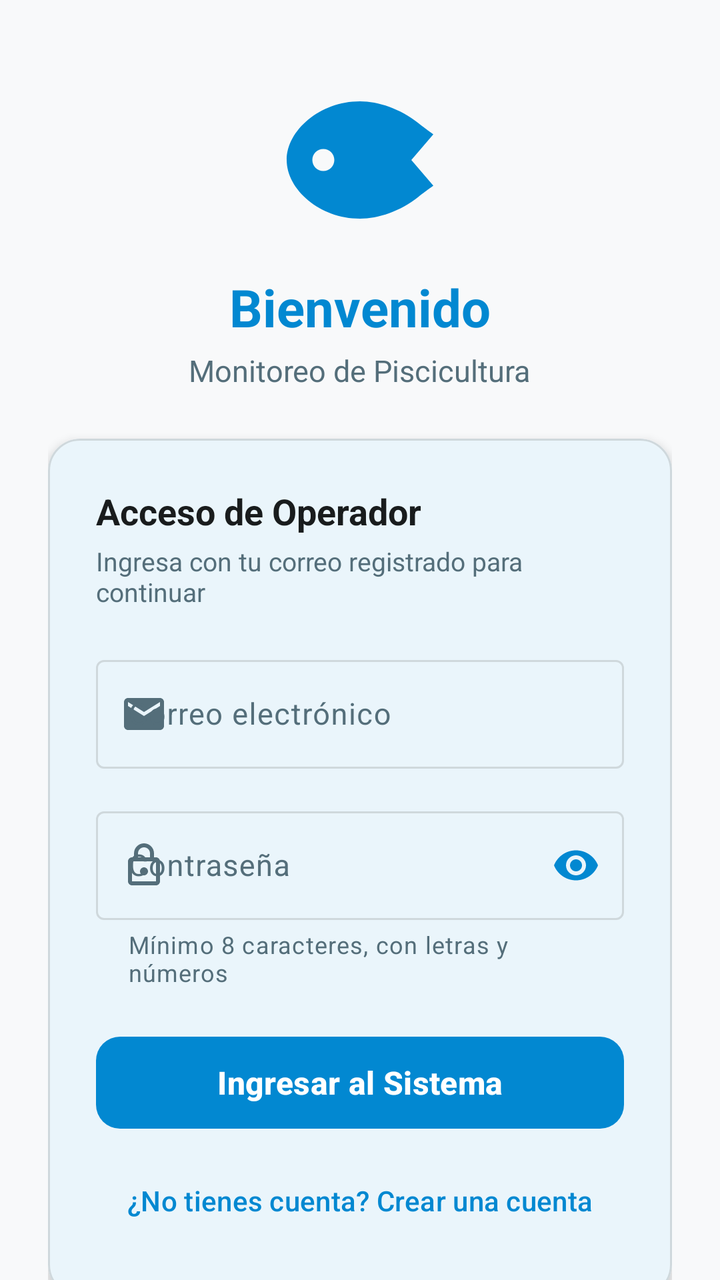
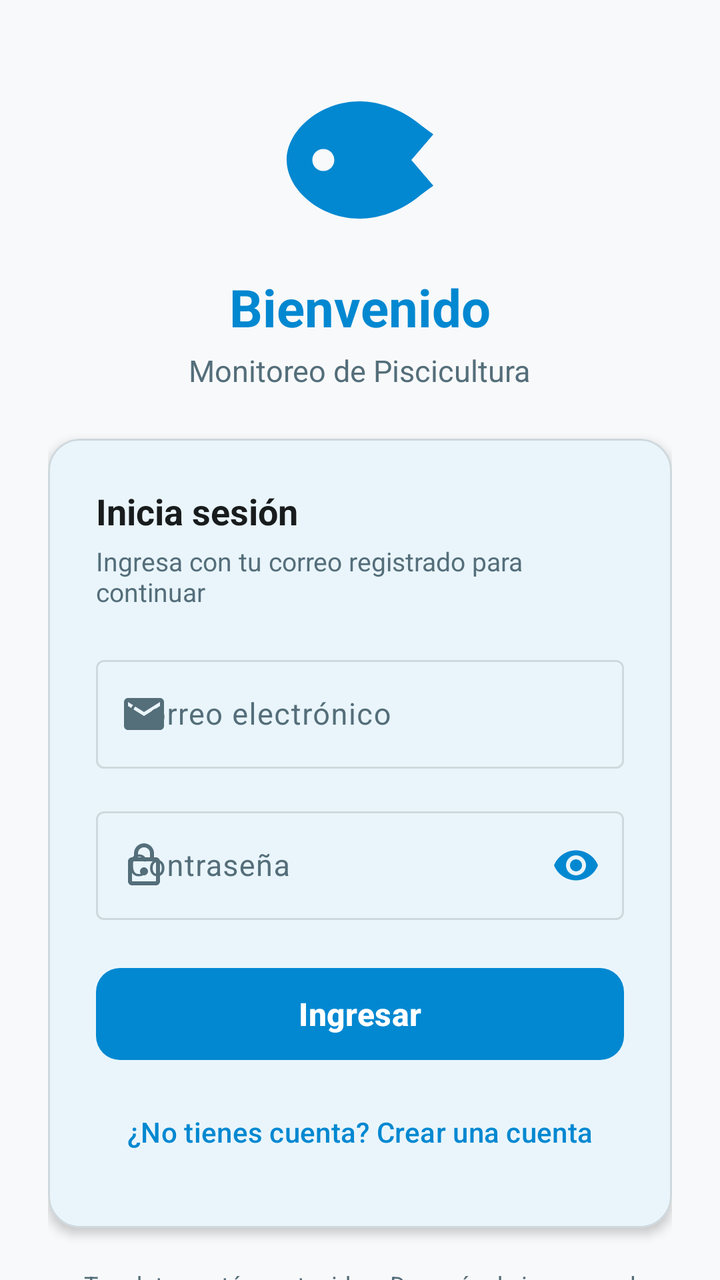

An Android layout rendered at two revisions. The XML below is the earlier revision; the diff shows what the commit changed to produce the second picture.
<!-- AndroidManifest.xml: activity theme Theme.Piscicultura -->
<!-- res/layout/activity_login.xml -->
<?xml version="1.0" encoding="utf-8"?>
<androidx.core.widget.NestedScrollView
    xmlns:android="http://schemas.android.com/apk/res/android"
    xmlns:app="http://schemas.android.com/apk/res-auto"
    xmlns:tools="http://schemas.android.com/tools"
    android:layout_width="match_parent"
    android:layout_height="match_parent"
    android:background="?android:attr/colorBackground"
    android:fillViewport="true">

    <LinearLayout
        android:layout_width="match_parent"
        android:layout_height="wrap_content"
        android:orientation="vertical"
        android:gravity="center_horizontal"
        android:paddingHorizontal="24dp"
        android:paddingTop="36dp"
        android:paddingBottom="24dp">

        
        <ImageView
            android:id="@+id/imgLogo"
            android:layout_width="88dp"
            android:layout_height="88dp"
            android:contentDescription="@string/login_welcome_subtitle"
            android:src="@drawable/ic_fish"
            app:tint="?attr/colorPrimary" />

        
        <TextView
            android:id="@+id/tvTitle"
            android:layout_width="wrap_content"
            android:layout_height="wrap_content"
            android:layout_marginTop="12dp"
            android:text="@string/login_welcome_title"
            android:textColor="?attr/colorPrimary"
            android:textSize="26sp"
            android:textStyle="bold" />

        <TextView
            android:id="@+id/tvSubtitle"
            android:layout_width="wrap_content"
            android:layout_height="wrap_content"
            android:layout_marginTop="4dp"
            android:text="@string/login_welcome_subtitle"
            android:textColor="?attr/colorOnSurfaceVariant"
            android:textSize="15sp" />

        
        <com.google.android.material.card.MaterialCardView
            android:id="@+id/cardLogin"
            android:layout_width="match_parent"
            android:layout_height="wrap_content"
            android:layout_marginTop="24dp"
            app:cardBackgroundColor="?attr/colorSurface"
            app:cardCornerRadius="16dp"
            app:cardElevation="3dp"
            app:strokeColor="?attr/colorOutline"
            app:strokeWidth="1dp">

            <LinearLayout
                android:layout_width="match_parent"
                android:layout_height="wrap_content"
                android:orientation="vertical"
                android:padding="24dp">

                <TextView
                    android:layout_width="wrap_content"
                    android:layout_height="wrap_content"
                    android:text="@string/login_form_title"
                    android:textColor="?attr/colorOnSurface"
                    android:textSize="18sp"
                    android:textStyle="bold" />

                <TextView
                    android:layout_width="wrap_content"
                    android:layout_height="wrap_content"
                    android:layout_marginTop="4dp"
                    android:layout_marginBottom="20dp"
                    android:text="@string/login_form_subtitle"
                    android:textColor="?attr/colorOnSurfaceVariant"
                    android:textSize="13sp" />

                
                <com.google.android.material.textfield.TextInputLayout
                    android:id="@+id/tilEmail"
                    style="@style/Widget.Material3.TextInputLayout.OutlinedBox"
                    android:layout_width="match_parent"
                    android:layout_height="wrap_content"
                    android:layout_marginBottom="16dp"
                    android:hint="@string/login_email_hint"
                    app:startIconDrawable="@drawable/ic_email"
                    app:startIconTint="?attr/colorOnSurfaceVariant">

                    <com.google.android.material.textfield.TextInputEditText
                        android:id="@+id/etEmail"
                        android:layout_width="match_parent"
                        android:layout_height="wrap_content"
                        android:minHeight="48dp"
                        android:inputType="textEmailAddress"
                        android:textColor="?attr/colorOnSurface"
                        android:textSize="15sp" />
                </com.google.android.material.textfield.TextInputLayout>

                
                <com.google.android.material.textfield.TextInputLayout
                    android:id="@+id/tilPassword"
                    style="@style/Widget.Material3.TextInputLayout.OutlinedBox"
                    android:layout_width="match_parent"
                    android:layout_height="wrap_content"
                    android:layout_marginBottom="20dp"
                    android:hint="@string/login_password_hint"
                    app:helperText="@string/login_password_helper"
                    app:helperTextEnabled="true"
                    app:helperTextTextColor="?attr/colorOnSurfaceVariant"
                    app:passwordToggleEnabled="true"
                    app:passwordToggleTint="?attr/colorPrimary"
                    app:startIconDrawable="@drawable/ic_lock"
                    app:startIconTint="?attr/colorOnSurfaceVariant">

                    <com.google.android.material.textfield.TextInputEditText
                        android:id="@+id/etPassword"
                        android:layout_width="match_parent"
                        android:layout_height="wrap_content"
                        android:minHeight="48dp"
                        android:inputType="textPassword"
                        android:textColor="?attr/colorOnSurface"
                        android:textSize="15sp" />
                </com.google.android.material.textfield.TextInputLayout>

                
                <ProgressBar
                    android:id="@+id/progressBarLogin"
                    android:layout_width="36dp"
                    android:layout_height="36dp"
                    android:layout_gravity="center_horizontal"
                    android:layout_marginBottom="12dp"
                    android:indeterminateTint="?attr/colorPrimary"
                    android:visibility="gone" />

                
                <com.google.android.material.button.MaterialButton
                    android:id="@+id/btnLogin"
                    android:layout_width="match_parent"
                    android:layout_height="54dp"
                    android:text="@string/login_btn_enter"
                    android:textSize="16sp"
                    android:textStyle="bold"
                    app:cornerRadius="12dp" />

                
                <com.google.android.material.button.MaterialButton
                    android:id="@+id/btnGoRegister"
                    style="@style/Widget.Material3.Button.TextButton"
                    android:layout_width="match_parent"
                    android:layout_height="48dp"
                    android:layout_marginTop="8dp"
                    android:text="@string/login_btn_go_register"
                    android:textColor="?attr/colorPrimary"
                    android:textSize="14sp" />

            </LinearLayout>
        </com.google.android.material.card.MaterialCardView>

        
        <TextView
            android:id="@+id/tvDemoCreds"
            android:layout_width="match_parent"
            android:layout_height="wrap_content"
            android:layout_marginTop="20dp"
            android:gravity="center"
            android:text="@string/login_footer_note"
            android:textColor="?attr/colorOnSurfaceVariant"
            android:textSize="12sp"
            android:lineSpacingExtra="2dp" />

    </LinearLayout>
</androidx.core.widget.NestedScrollView>
<!-- resources referenced by this layout -->
<resources>
  <!-- drawable ic_email (drawable) -->
  <vector xmlns:android="http://schemas.android.com/apk/res/android"
      android:width="24dp"
      android:height="24dp"
      android:viewportWidth="24"
      android:viewportHeight="24">
      <path
          android:fillColor="?attr/colorOnSurfaceVariant"
          android:pathData="M20,4H4C2.9,4 2.01,4.9 2.01,6L2,18C2,19.1 2.9,20 4,20H20C21.1,20 22,19.1 22,18V6C22,4.9 21.1,4 20,4ZM20,8L12,13L4,8V6L12,11L20,6V8Z" />
  </vector>
  <string name="login_btn_enter">Ingresar al Sistema</string>
  <string name="login_btn_go_register">¿No tienes cuenta? Crear una cuenta</string>
  <string name="login_email_hint">Correo electrónico</string>
  <string name="login_footer_note">Sesión segura con Firebase. Una vez ingresado, el monitoreo funciona sin necesidad de Internet.</string>
  <string name="login_form_subtitle">Ingresa con tu correo registrado para continuar</string>
  <string name="login_form_title">Acceso de Operador</string>
  <string name="login_password_helper">Mínimo 8 caracteres, con letras y números</string>
  <string name="login_password_hint">Contraseña</string>
  <string name="login_welcome_subtitle">Monitoreo de Piscicultura</string>
  <string name="login_welcome_title">Bienvenido</string>
  <style name="Theme.Piscicultura" parent="Theme.Material3.DayNight.NoActionBar">
          <item name="colorPrimary">@color/md_theme_primary</item>
          <item name="colorOnPrimary">@color/md_theme_onPrimary</item>
          <item name="colorPrimaryContainer">@color/md_theme_primaryContainer</item>
          <item name="colorOnPrimaryContainer">@color/md_theme_onPrimaryContainer</item>
          <item name="colorSecondary">@color/md_theme_secondary</item>
          <item name="colorOnSecondary">@color/md_theme_onSecondary</item>
          <item name="colorSecondaryContainer">@color/md_theme_secondaryContainer</item>
          <item name="colorOnSecondaryContainer">@color/md_theme_onSecondaryContainer</item>
          <item name="android:colorBackground">@color/md_theme_background</item>
          <item name="colorOnBackground">@color/md_theme_onBackground</item>
          <item name="colorSurface">@color/md_theme_surface</item>
          <item name="colorOnSurface">@color/md_theme_onSurface</item>
          <item name="colorSurfaceVariant">@color/md_theme_surfaceVariant</item>
          <item name="colorOnSurfaceVariant">@color/md_theme_onSurfaceVariant</item>
          <item name="colorOutline">@color/md_theme_outline</item>
          <item name="colorError">@color/status_alert</item>
          <item name="colorOnError">@color/white</item>
          <item name="android:statusBarColor">@color/md_theme_background</item>
          <item name="android:navigationBarColor">@color/md_theme_background</item>
      </style>
  <color name="md_theme_primary">#0288D1</color>
  <color name="md_theme_onPrimary">#FFFFFF</color>
  <color name="md_theme_primaryContainer">#E1F5FE</color>
  <color name="md_theme_onPrimaryContainer">#001F2A</color>
  <color name="md_theme_secondary">#4A6267</color>
  <color name="md_theme_onSecondary">#FFFFFF</color>
  <color name="md_theme_secondaryContainer">#CEE7EC</color>
  <color name="md_theme_onSecondaryContainer">#051F23</color>
  <color name="md_theme_background">#F8F9FA</color>
  <color name="md_theme_onBackground">#191C1D</color>
  <color name="md_theme_surface">#FFFFFF</color>
  <color name="md_theme_onSurface">#191C1D</color>
  <color name="md_theme_surfaceVariant">#EBF2F7</color>
  <color name="md_theme_onSurfaceVariant">#546E7A</color>
  <color name="md_theme_outline">#CFD8DC</color>
  <color name="status_alert">#D32F2F</color>
  <color name="white">#FFFFFF</color>
  <!-- unchanged entries left out for length: 2 -->
</resources>

<!-- the commit's change to res/layout/activity_login.xml (unified diff, before → after) -->
@@ -110,9 +110,6 @@
                     android:layout_height="wrap_content"
                     android:layout_marginBottom="20dp"
                     android:hint="@string/login_password_hint"
-                    app:helperText="@string/login_password_helper"
-                    app:helperTextEnabled="true"
-                    app:helperTextTextColor="?attr/colorOnSurfaceVariant"
                     app:passwordToggleEnabled="true"
                     app:passwordToggleTint="?attr/colorPrimary"
                     app:startIconDrawable="@drawable/ic_lock"
<!-- resource entries referenced after the edit -->
@@ -10,13 +10,12 @@
           android:fillColor="?attr/colorOnSurfaceVariant"
           android:pathData="M20,4H4C2.9,4 2.01,4.9 2.01,6L2,18C2,19.1 2.9,20 4,20H20C21.1,20 22,19.1 22,18V6C22,4.9 21.1,4 20,4ZM20,8L12,13L4,8V6L12,11L20,6V8Z" />
   </vector>
-  <string name="login_btn_enter">Ingresar al Sistema</string>
+  <string name="login_btn_enter">Ingresar</string>
   <string name="login_btn_go_register">¿No tienes cuenta? Crear una cuenta</string>
   <string name="login_email_hint">Correo electrónico</string>
-  <string name="login_footer_note">Sesión segura con Firebase. Una vez ingresado, el monitoreo funciona sin necesidad de Internet.</string>
+  <string name="login_footer_note">Tus datos están protegidos. Después de ingresar, el monitoreo funciona sin Internet.</string>
   <string name="login_form_subtitle">Ingresa con tu correo registrado para continuar</string>
-  <string name="login_form_title">Acceso de Operador</string>
-  <string name="login_password_helper">Mínimo 8 caracteres, con letras y números</string>
+  <string name="login_form_title">Inicia sesión</string>
   <string name="login_password_hint">Contraseña</string>
   <string name="login_welcome_subtitle">Monitoreo de Piscicultura</string>
   <string name="login_welcome_title">Bienvenido</string>
@@ -40,6 +39,8 @@
           <item name="colorOnError">@color/white</item>
           <item name="android:statusBarColor">@color/md_theme_background</item>
           <item name="android:navigationBarColor">@color/md_theme_background</item>
+          <item name="android:windowLightStatusBar">true</item>
+          <item name="android:windowLightNavigationBar">true</item>
       </style>
   <color name="md_theme_primary">#0288D1</color>
   <color name="md_theme_onPrimary">#FFFFFF</color>
